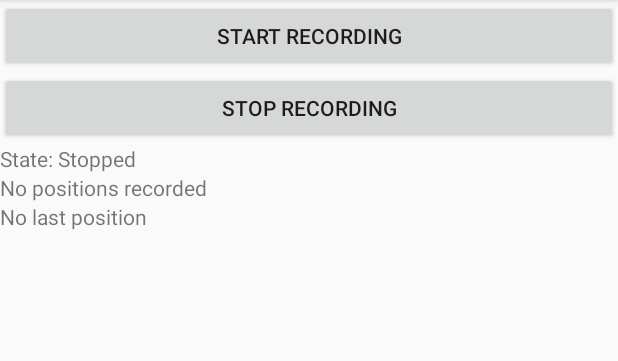
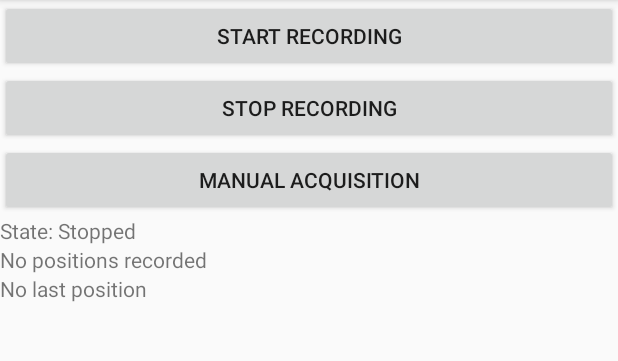
Before and after one commit to rofferom/gpstracker-android, an Android app: the screen it shows after launch (MainActivity), on a phone screen of 412 x 824 dp, the part 84-445 px from its top. Run offline under Robolectric (Android 15) with nearby library versions, the phone set to English and light mode, and no system bars.

Commit message:
Add a button to trigger an acquisition manually

```diff
--- a/app/src/main/java/fr/rtwo/gpstracker/FragmentRecord.java
+++ b/app/src/main/java/fr/rtwo/gpstracker/FragmentRecord.java
@@ -88,6 +88,9 @@ public class FragmentRecord extends Fragment {
         Button stopButton = (Button) mView.findViewById(R.id.stopRecording);
         stopButton.setOnClickListener(mStopGpsRecording);
 
+        Button manualAcqButton = (Button) mView.findViewById(R.id.manualAcq);
+        manualAcqButton.setOnClickListener(mManualGpsAcq);
+
         mTvState = (TextView) mView.findViewById(R.id.state);
         mTvPositionCount = (TextView) mView.findViewById(R.id.positionsCount);
         mTvLastPosition = (TextView) mView.findViewById(R.id.lastPosition);
@@ -157,6 +160,20 @@ public class FragmentRecord extends Fragment {
         }
     };
 
+    private View.OnClickListener mManualGpsAcq = new View.OnClickListener() {
+        @Override
+        public void onClick(View v) {
+            if (!mActivity.getHasPermissions())
+                return;
+
+            if (!mAcqServiceBound)
+                return;
+
+            // Stop GPS acquisition
+            mAcqService.manualAcq();
+        }
+    };
+
     private void updateLocationCount(int count) {
         mTvPositionCount.setText(mResources.getString(R.string.textViewPosition, count));
     }
--- a/app/src/main/java/fr/rtwo/gpstracker/logs/Telemetry.java
+++ b/app/src/main/java/fr/rtwo/gpstracker/logs/Telemetry.java
@@ -18,6 +18,7 @@ public class Telemetry {
 
     static public final String GPS_START_ACQ       = "StartAcq";
     static public final String GPS_STOP_ACQ        = "StopAcq";
+    static public final String GPS_MANUAL_ACQ      = "ManualAcq";
     static public final String GPS_TIMEOUT         = "Timeout";
     static public final String GPS_VALID_POINT     = "ValidPoint";
     static public final String GPS_LOCATION_FORMAT = "Location;ts:%d;lat:%f;long:%f;accuracy:%f;speed:%f";
--- a/app/src/main/res/layout/fragment_record.xml
+++ b/app/src/main/res/layout/fragment_record.xml
@@ -21,6 +21,12 @@
             android:layout_height="wrap_content"
             android:id="@+id/stopRecording"/>
 
+        <Button
+            android:id="@+id/manualAcq"
+            android:layout_width="match_parent"
+            android:layout_height="wrap_content"
+            android:text="@string/manualAcq"/>
+
         <TextView
             android:text="@string/textViewStateStopped"
             android:layout_width="match_parent"
--- a/app/src/main/res/values/strings.xml
+++ b/app/src/main/res/values/strings.xml
@@ -3,6 +3,7 @@
 
     <string name="startRecording">Start recording</string>
     <string name="stopRecording">Stop recording</string>
+    <string name="manualAcq">Manual acquisition</string>
 
     <string name="textViewStateStarted">State: Started</string>
     <string name="textViewStateStopped">State: Stopped</string>
```
Also changed, not shown: app/src/main/java/fr/rtwo/gpstracker/acquisition/AcquisitionService.java (+11 -2 lines), app/src/main/java/fr/rtwo/gpstracker/acquisition/GpsRecorder.java (+13 -2 lines), 1 other file.
